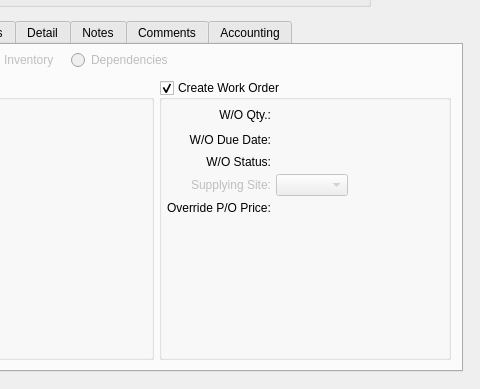
Qt form xtuple/trunk/guiclient/salesOrderItem.ui (WooodHead/xtuple) before a commit; both pictures show x 167 to 647 and y 290 to 679 of the 647 by 679 pixel window.
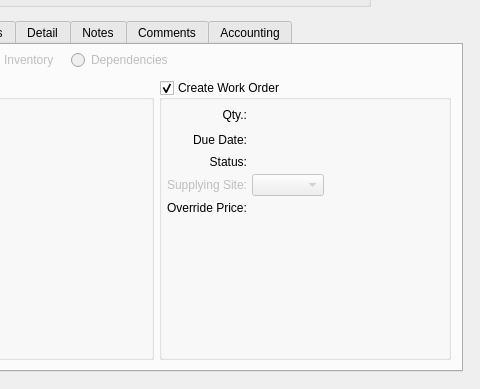
The same form after that commit. The open tabs and pages were chosen to show the change. Custom widgets are drawn as their Qt base class.

```diff
--- a/xtuple/trunk/guiclient/salesOrderItem.ui
+++ b/xtuple/trunk/guiclient/salesOrderItem.ui
@@ -1090,11 +1090,11 @@
                     <item>
                      <layout class="QVBoxLayout" >
                       <item>
-                       <layout class="QGridLayout" >
-                        <item row="0" column="0" >
-                         <widget class="QLabel" name="_orderQtyLit" >
-                          <property name="text" >
-                           <string>W/O Qty.:</string>
+                       <layout class="QGridLayout">
+                        <item row="0" column="0">
+                         <widget class="QLabel" name="_orderQtyLit">
+                          <property name="text">
+                           <string>Qty.:</string>
                           </property>
                           <property name="alignment" >
                            <set>Qt::AlignRight|Qt::AlignTrailing|Qt::AlignVCenter</set>
@@ -1134,10 +1134,10 @@
                           </item>
                          </layout>
                         </item>
-                        <item row="1" column="0" >
-                         <widget class="QLabel" name="_orderDueDateLit" >
-                          <property name="text" >
-                           <string>W/O Due Date:</string>
+                        <item row="1" column="0">
+                         <widget class="QLabel" name="_orderDueDateLit">
+                          <property name="text">
+                           <string>Due Date:</string>
                           </property>
                           <property name="alignment" >
                            <set>Qt::AlignRight|Qt::AlignTrailing|Qt::AlignVCenter</set>
@@ -1171,10 +1171,10 @@
                           </item>
                          </layout>
                         </item>
-                        <item row="2" column="0" >
-                         <widget class="QLabel" name="_orderStatusLit" >
-                          <property name="text" >
-                           <string>W/O Status:</string>
+                        <item row="2" column="0">
+                         <widget class="QLabel" name="_orderStatusLit">
+                          <property name="text">
+                           <string>Status:</string>
                           </property>
                           <property name="alignment" >
                            <set>Qt::AlignRight|Qt::AlignTrailing|Qt::AlignVCenter</set>
@@ -1237,10 +1237,10 @@
                           </item>
                          </layout>
                         </item>
-                        <item row="4" column="0" >
-                         <widget class="QLabel" name="_overridePoPriceLit" >
-                          <property name="text" >
-                           <string>Override P/O Price:</string>
+                        <item row="4" column="0">
+                         <widget class="QLabel" name="_overridePoPriceLit">
+                          <property name="text">
+                           <string>Override Price:</string>
                           </property>
                           <property name="buddy" >
                            <cstring>_overridePoPrice</cstring>
@@ -1778,7 +1778,7 @@
    </item>
   </layout>
  </widget>
- <layoutdefault spacing="5" margin="5" />
+ <layoutdefault spacing="5" margin="5"/>
  <pixmapfunction>qPixmapFromMimeSource</pixmapfunction>
  <customwidgets>
   <customwidget>
```
Left out of the diff: 1190 changed lines with no effect on the pictures.
